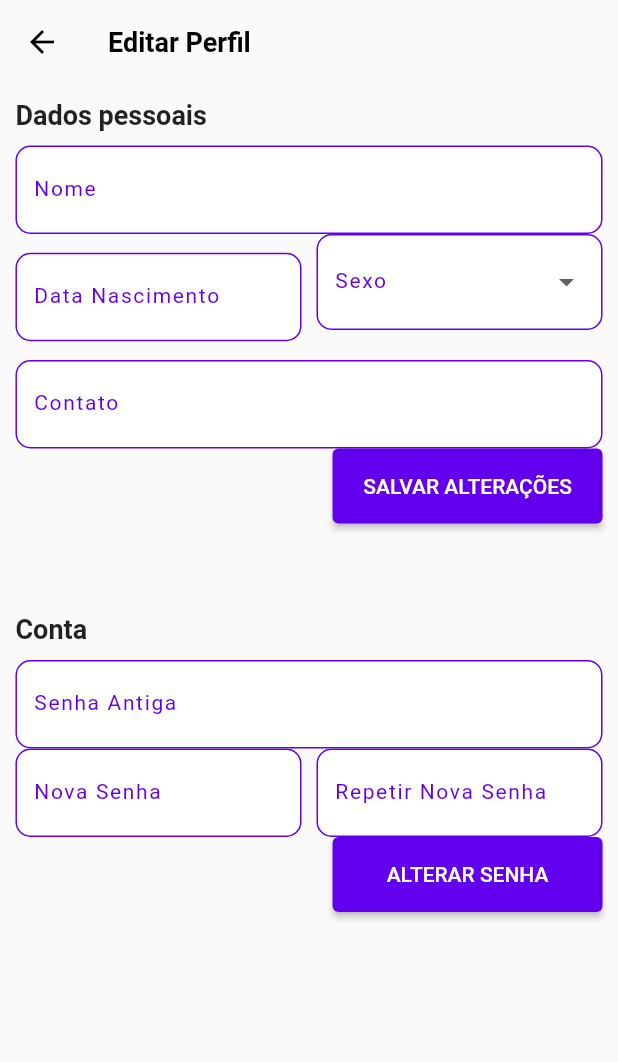
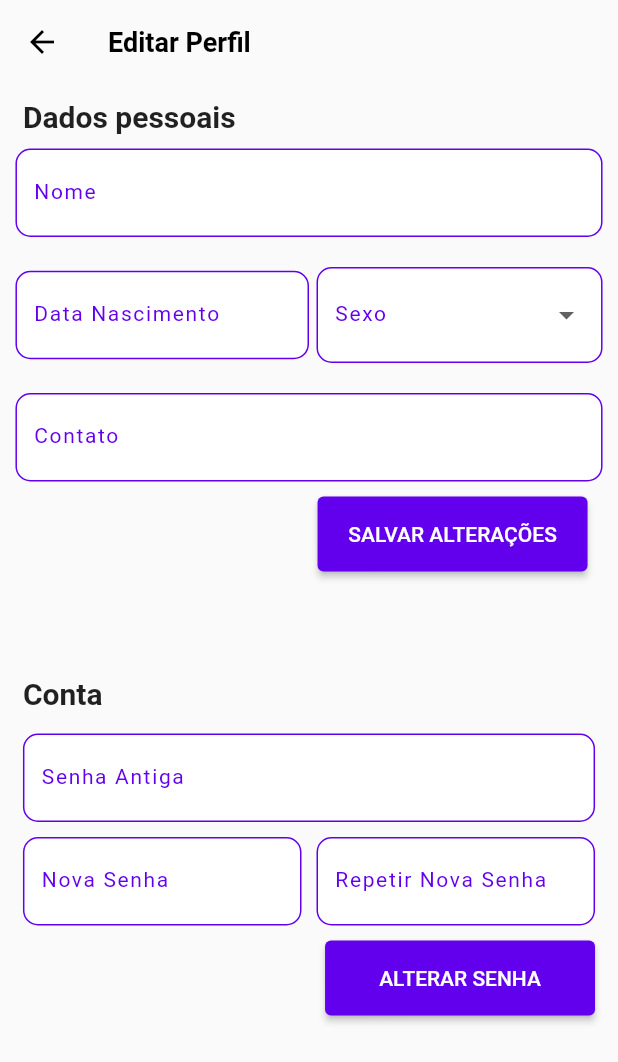
Before and after one commit to lesantucci/doemais-flutter, a Flutter app: the PerfilEditarScreen screen opened directly, after a tap on "ALTERAR SENHA", on a phone screen of 412 x 824 dp. Shown: the top 1062 px of the screen. Run offline on Flutter 3.47's test engine with Material 2 defaults, Android fonts, the phone set to English and light mode, and no system bars; missing offline and left inert: http_interceptor; accounts and stored records are empty; statements that could not run were skipped.

Commit message:
Correções no perfil e alterar senha

```diff
--- a/lib/commons/endpoints.dart
+++ b/lib/commons/endpoints.dart
@@ -8,6 +8,7 @@ class Endpoints {
   static const String usuarioPerfil = "$baseUrl/usuario/perfil";
   static const String usuarioCampanha = "$baseUrl/usuario/campanha";
   static const String usuarioOng = "$baseUrl/usuario/ong";
+  static const String changePassword = "$baseUrl/usuario/login/changePassword";
 
   //CAMPANHA
   static const String campanha = "$baseUrl/campanha";
--- a/lib/commons/widgets/custom_dropdown.dart
+++ b/lib/commons/widgets/custom_dropdown.dart
@@ -24,7 +24,7 @@ class _CustomDropdownState extends State<CustomDropdown> {
   @override
   Widget build(BuildContext context) {
     return Padding(
-      padding: const EdgeInsets.only(bottom: 20),
+      padding: const EdgeInsets.only(bottom: 20, top: 10),
       child: DropdownButtonFormField<String>(
         decoration: InputDecoration(
           border: const OutlineInputBorder(),
--- a/lib/commons/widgets/title.dart
+++ b/lib/commons/widgets/title.dart
@@ -14,7 +14,7 @@ class _CustomTitleState extends State<CustomTitle> {
   Widget build(BuildContext context) {
     return Text(widget.texto,
         style: const TextStyle(
-          fontSize: 18,
+          fontSize: 20,
           fontWeight: FontWeight.bold,
         ));
   }
--- a/lib/ong/screens/ongDetail.screen.dart
+++ b/lib/ong/screens/ongDetail.screen.dart
@@ -132,7 +132,7 @@ class _OngDetailScreenState extends State<OngDetailScreen> {
                                     )))
                           ],
                         ),
-                        AgendaWidget()
+                        //AgendaWidget()
                       ],
                     )),
                 Expanded(
--- a/lib/usuario/screens/perfil_editar.screen.dart
+++ b/lib/usuario/screens/perfil_editar.screen.dart
@@ -1,6 +1,7 @@
+import 'dart:developer';
+
 import 'package:doemais/commons/widgets/custom_button.dart';
 import 'package:doemais/commons/widgets/custom_dropdown.dart';
-import 'package:doemais/commons/widgets/text_field.dart';
 import 'package:doemais/commons/widgets/title.dart';
 import 'package:doemais/usuario/controller/perfil_controller.dart';
 import 'package:doemais/usuario/models/usuario.model.dart';
@@ -25,14 +26,19 @@ class _PerfilEditarScreenState extends State<PerfilEditarScreen> {
   String _sexo = "";
   String _contato = "";
 
+  String _senhaAntiga = "";
+  String _novaSenha = "";
+  String _repetirNovaSenha = "";
+
   final usuarioService = UsuarioService();
 
   void salvar() {
     final usuario = Usuario();
     usuario.nome = _nome == "" ? widget.usuario.nome : _nome;
-    usuario.sexo =  _sexo == "" ? widget.usuario.sexo : _sexo;
-    usuario.dtNascimento =  _dtNascimento == "" ? widget.usuario.dtNascimento : _dtNascimento;
-    usuario.contato =  _contato == "" ? widget.usuario.contato : _contato;
+    usuario.sexo = _sexo == "" ? widget.usuario.sexo : _sexo;
+    usuario.dtNascimento =
+        _dtNascimento == "" ? widget.usuario.dtNascimento : _dtNascimento;
+    usuario.contato = _contato == "" ? widget.usuario.contato : _contato;
 
     usuarioService.atualizarPerfil(usuario).then((success) {
       String message = 'Perfil salvo com sucesso!';
@@ -52,6 +58,19 @@ class _PerfilEditarScreenState extends State<PerfilEditarScreen> {
 
   void retornar() {
     PerfilController.instance.changePage(PerfilController.perfilDetalheScreen);
+  }
+
+  void alterarSenha() {
+    usuarioService
+        .alterarSenha(_senhaAntiga, _novaSenha, widget.usuario.email)
+        .then((success) {
+      String message = 'Senha alterada com sucesso!';
+      if (!success) {
+        message = 'Não foi possível alterar senha';
+      }
+      final snackbar = SnackBar(content: Text(message));
+      ScaffoldMessenger.of(context).showSnackBar(snackbar);
+    });
   }
 
   @override
@@ -75,7 +94,8 @@ class _PerfilEditarScreenState extends State<PerfilEditarScreen> {
                     child: Row(
                       children: const [
                         Padding(
-                          padding: EdgeInsets.only(bottom: 10, top: 10),
+                          padding:
+                              EdgeInsets.only(bottom: 10, top: 10, left: 5),
                           child: CustomTitle(texto: "Dados pessoais"),
                         ),
                       ],
@@ -91,8 +111,7 @@ class _PerfilEditarScreenState extends State<PerfilEditarScreen> {
                     decoration: const InputDecoration(
                       labelText: 'Nome',
                     ),
-                  )
-                  ,
+                  ),
                   Padding(
                     padding: const EdgeInsets.all(0),
                     child: Row(
@@ -102,7 +121,7 @@ class _PerfilEditarScreenState extends State<PerfilEditarScreen> {
                           child: SizedBox(
                             width: double.infinity,
                             child: Padding(
-                              padding: const EdgeInsets.only(right: 5),
+                              padding: const EdgeInsets.all(0),
                               child: TextFormField(
                                 initialValue: widget.usuario.dtNascimento,
                                 onChanged: (text) {
@@ -118,17 +137,14 @@ class _PerfilEditarScreenState extends State<PerfilEditarScreen> {
                           ),
                         ),
                         Expanded(
-                          flex: 1,
                           child: Padding(
-                            padding: const EdgeInsets.only(left: 5),
+                            padding: const EdgeInsets.only(left: 5, top: 10),
                             child: CustomDropdown(
                                 label: "Sexo",
                                 state: dropdownSexoState,
                                 lista: listaSexo,
                                 onChanged: (value) => {
-                                  setState(() => {
-                                    _sexo = value
-                                  })
+                                      setState(() => {_sexo = value})
                                     },
                                 value: widget.usuario.sexo),
                           ),
@@ -149,6 +165,8 @@ class _PerfilEditarScreenState extends State<PerfilEditarScreen> {
                   ),
                   FractionallySizedBox(
                     widthFactor: 1,
+                    child: Padding(
+                        padding: const EdgeInsets.all(10),
                         child: Row(
                           mainAxisAlignment: MainAxisAlignment.end,
                           children: [
@@ -156,30 +174,36 @@ class _PerfilEditarScreenState extends State<PerfilEditarScreen> {
                                 height: 50,
                                 width: 180,
                                 child: CustomButton(
-                                text: 'SALVAR ALTERAÇÕES', onPressed: salvar))
+                                    text: 'SALVAR ALTERAÇÕES',
+                                    onPressed: salvar))
                           ],
-                    ),
+                        )),
                   ),
                   SizedBox(
                     width: double.infinity,
                     child: Row(
                       children: const [
                         Padding(
-                          padding: EdgeInsets.only(bottom: 10, top: 60),
+                          padding:
+                              EdgeInsets.only(bottom: 10, top: 60, left: 5),
                           child: CustomTitle(texto: "Conta"),
                         ),
                       ],
                     ),
                   ),
-                  TextFormField(
+                  Padding(
+                      padding: const EdgeInsets.all(5),
+                      child: TextFormField(
                         obscureText: true,
-                    onChanged: (text) {},
+                        onChanged: (text) {
+                          _senhaAntiga = text;
+                        },
                         decoration: const InputDecoration(
                           labelText: 'Senha Antiga',
                         ),
-                  ),
+                      )),
                   Padding(
-                    padding: const EdgeInsets.all(0),
+                    padding: const EdgeInsets.all(5),
                     child: Row(
                       children: [
                         Expanded(
@@ -188,9 +212,11 @@ class _PerfilEditarScreenState extends State<PerfilEditarScreen> {
                             width: double.infinity,
                             child: Padding(
                               padding: const EdgeInsets.only(right: 5),
-                              child:  TextFormField(
+                              child: TextFormField(
                                 obscureText: true,
-                                onChanged: (text) {},
+                                onChanged: (text) {
+                                  _novaSenha = text;
+                                },
                                 decoration: const InputDecoration(
                                   labelText: 'Nova Senha',
                                 ),
@@ -204,9 +230,11 @@ class _PerfilEditarScreenState extends State<PerfilEditarScreen> {
                             width: double.infinity,
                             child: Padding(
                               padding: const EdgeInsets.only(left: 5),
-                              child:  TextFormField(
+                              child: TextFormField(
                                 obscureText: true,
-                                onChanged: (text) {},
+                                onChanged: (text) {
+                                  _repetirNovaSenha = text;
+                                },
                                 decoration: const InputDecoration(
                                   labelText: 'Repetir Nova Senha',
                                 ),
@@ -219,6 +247,8 @@ class _PerfilEditarScreenState extends State<PerfilEditarScreen> {
                   ),
                   FractionallySizedBox(
                     widthFactor: 1,
+                    child: Padding(
+                        padding: const EdgeInsets.all(5),
                         child: Row(
                           mainAxisAlignment: MainAxisAlignment.end,
                           children: [
@@ -226,11 +256,10 @@ class _PerfilEditarScreenState extends State<PerfilEditarScreen> {
                                 height: 50,
                                 width: 180,
                                 child: CustomButton(
-                                text: 'ALTERAR SENHA', onPressed: () => {
-
-                                }))
+                                    text: 'ALTERAR SENHA',
+                                    onPressed: () => {alterarSenha()}))
                           ],
-                    ),
+                        )),
                   ),
                 ],
               ),
--- a/lib/usuario/services/usuario.service.dart
+++ b/lib/usuario/services/usuario.service.dart
@@ -56,4 +56,19 @@ class UsuarioService {
       return Usuario();
     }
   }
+
+  Future<bool> alterarSenha(senhaAtual, novaSenha, email) async {
+    dynamic body = <String, dynamic>{
+      'senhaAtual': senhaAtual,
+      'novaSenha': novaSenha,
+      'email': email,
+    };
+    print(body);
+    Response response = await HttpHandler.post(Endpoints.changePassword, body);
+    print(response.body);
+    if (response.statusCode == 200) {
+      return true;
+    }
+    return false;
+  }
 }
```
Also changed, not shown: lib/usuario/screens/perfil_detalhes.screen.dart (+29 -6 lines). Lines whose indentation alone changed are shown as unchanged.
